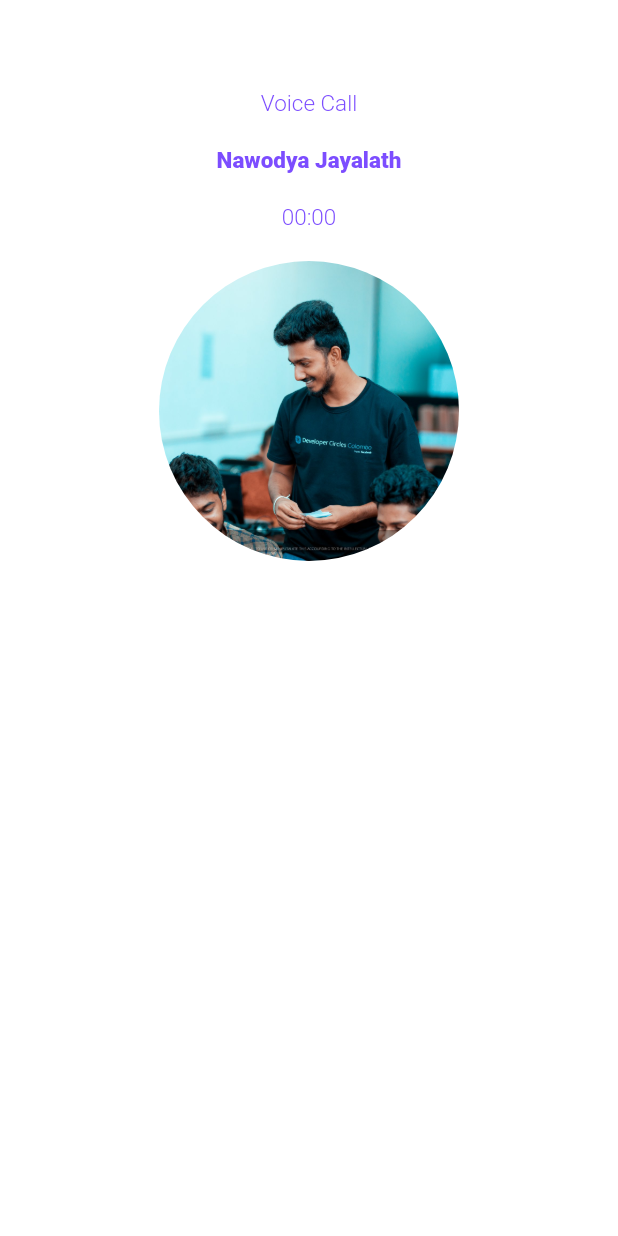
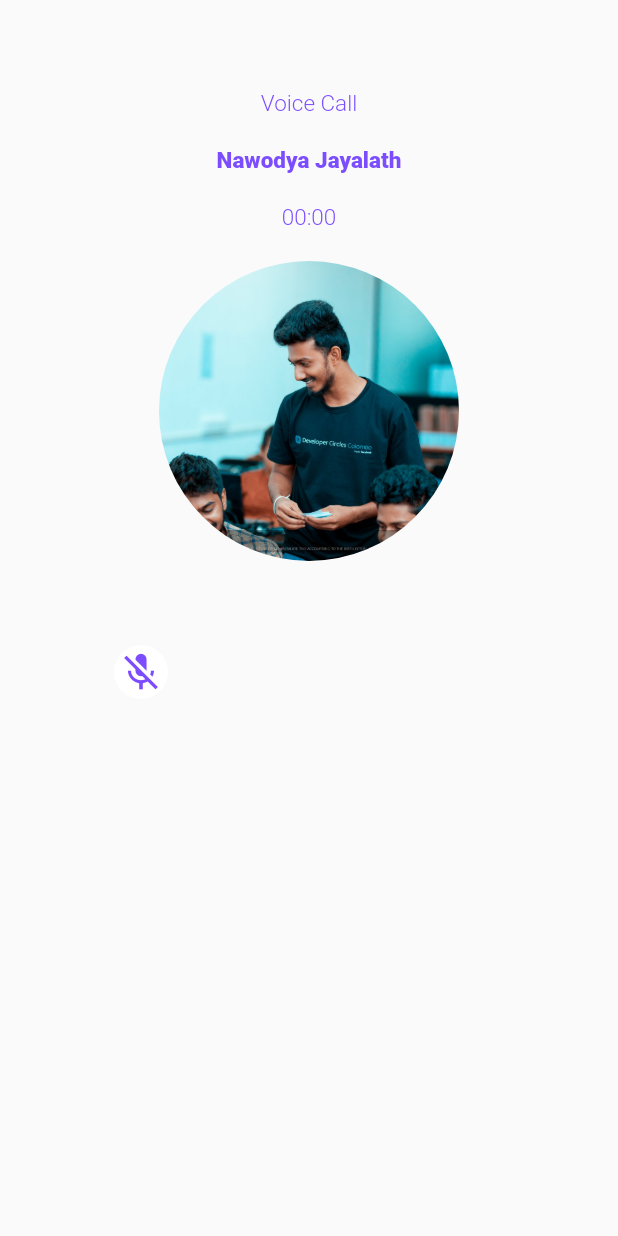
Before and after one commit to Nawodyahckr/call_app_interface, a Flutter app: the screen it shows after launch, on a phone screen of 412 x 824 dp. Run offline on Flutter 3.47's test engine with Material 2 defaults, Android fonts, the phone set to English and light mode, and no system bars.

Commit message:
Added mic_off Icon

```diff
--- a/lib/call_page.dart
+++ b/lib/call_page.dart
@@ -1,61 +1,98 @@
 import 'package:flutter/material.dart';
 
-class VoiceCallPage extends StatefulWidget{
+class VoiceCallPage extends StatefulWidget {
   @override
   State<StatefulWidget> createState() {
-
     return _VoiceCallPageState();
   }
 }
 
-class _VoiceCallPageState extends State<VoiceCallPage>{
+class _VoiceCallPageState extends State<VoiceCallPage> {
   @override
-  Widget build(BuildContext context){
+  Widget build(BuildContext context) {
     return Scaffold(
-      body: Container(
+      body: SafeArea(
+        child: Container(
           height: MediaQuery.of(context).size.height,
           width: MediaQuery.of(context).size.width,
           decoration: BoxDecoration(
-           color: Colors.white,
+            // color: Colors.white,
           ),
           padding: EdgeInsets.all(50),
           child: Column(
               mainAxisAlignment: MainAxisAlignment.start,
               mainAxisSize: MainAxisSize.max,
               crossAxisAlignment: CrossAxisAlignment.center,
-           children:<Widget>[
-             SizedBox(height: 10,),
-             Text('Voice Call',style: TextStyle(
-               color: Colors.deepPurpleAccent, fontWeight: FontWeight.w300,
+              children: <Widget>[
+                SizedBox(
+                  height: 10,
+                ),
+                Text(
+                  'Voice Call',
+                  style: TextStyle(
+                    color: Colors.deepPurpleAccent,
+                    fontWeight: FontWeight.w300,
                     fontSize: 15,
                   ),
                 ),
-             SizedBox(height: 20,),
-             Text('Nawodya Jayalath',style: TextStyle(
-               color: Colors.deepPurpleAccent, fontWeight: FontWeight.w900,
+                SizedBox(
+                  height: 20,
+                ),
+                Text(
+                  'Nawodya Jayalath',
+                  style: TextStyle(
+                    color: Colors.deepPurpleAccent,
+                    fontWeight: FontWeight.w900,
                     fontSize: 15,
                   ),
                 ),
-             SizedBox(height: 20,),
+                SizedBox(
+                  height: 20,
+                ),
                 Text(
                   '00:00',
                   style: TextStyle(
-               color: Colors.deepPurpleAccent, fontWeight: FontWeight.w300,
+                    color: Colors.deepPurpleAccent,
+                    fontWeight: FontWeight.w300,
                     fontSize: 15,
                   ),
                 ),
-             SizedBox(height: 20,),
+                SizedBox(
+                  height: 20,
+                ),
                 ClipRRect(
                   borderRadius: BorderRadius.circular(200),
-               child: Image.asset('images/profile.jpg',
+                  child: Image.asset(
+                    'images/profile.jpg',
                     fit: BoxFit.fitHeight,
                     height: 200,
-               width: 200,),
-
+                    width: 200,
+                  ),
+                ),
+                SizedBox(
+                  height: 50,
+                ),
+                Row(
+                    mainAxisSize: MainAxisSize.max,
+                    mainAxisAlignment: MainAxisAlignment.spaceBetween,
+                    crossAxisAlignment: CrossAxisAlignment.center,
+                    children: <Widget>[
+                      Column(
+                        mainAxisAlignment: MainAxisAlignment.start,
+                        crossAxisAlignment: CrossAxisAlignment.center,
+                        mainAxisSize: MainAxisSize.min,
+                        children: <Widget>[
+                          RawMaterialButton(
+                            onPressed: null,
+                            splashColor: Colors.deepPurpleAccent,
+                            fillColor: Colors.white,
+                            elevation: 20.0,
+                            shape: CircleBorder(),
+                            child: Icon(Icons.mic_off,size: 30, color: Colors.deepPurpleAccent,),
+                        )],
                       )
-
-
-           ]
+                    ])
+              ]),
         ),
       ),
     );
--- a/lib/main.dart
+++ b/lib/main.dart
@@ -10,6 +10,7 @@ class MyApp extends StatelessWidget {
     return MaterialApp(
       title: 'Lets Talk',
       theme: ThemeData(
+        brightness: Brightness.light,
         primarySwatch: Colors.blue,
       ),
       home: VoiceCallPage(),
```
Lines whose indentation alone changed are shown as unchanged.
